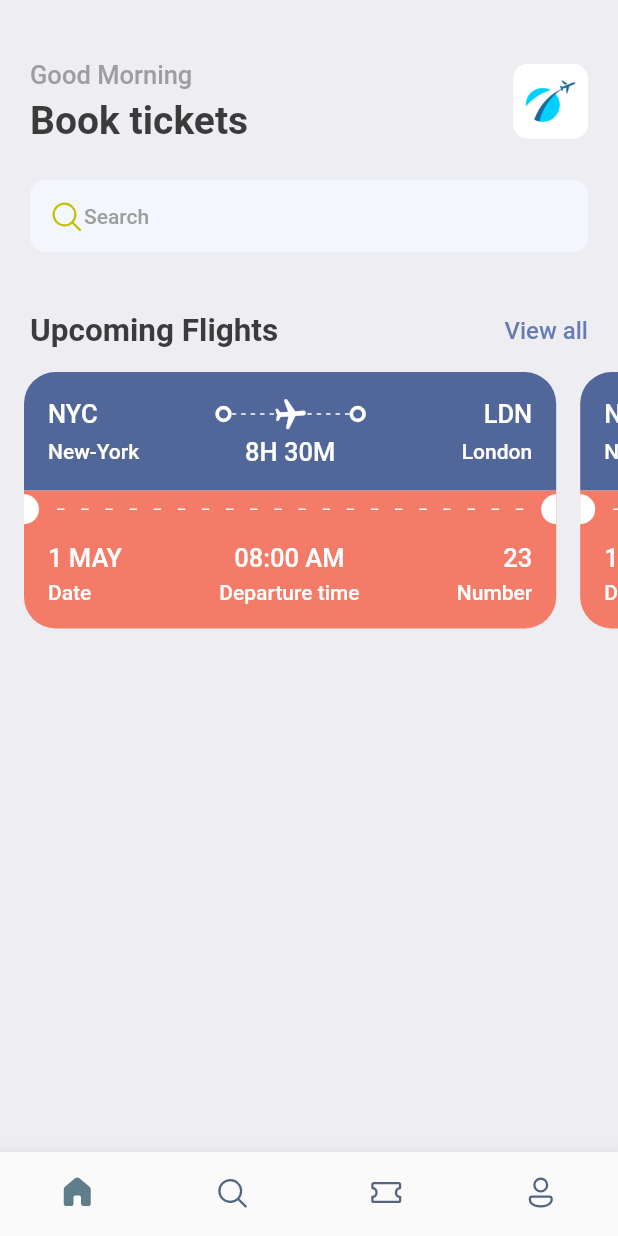
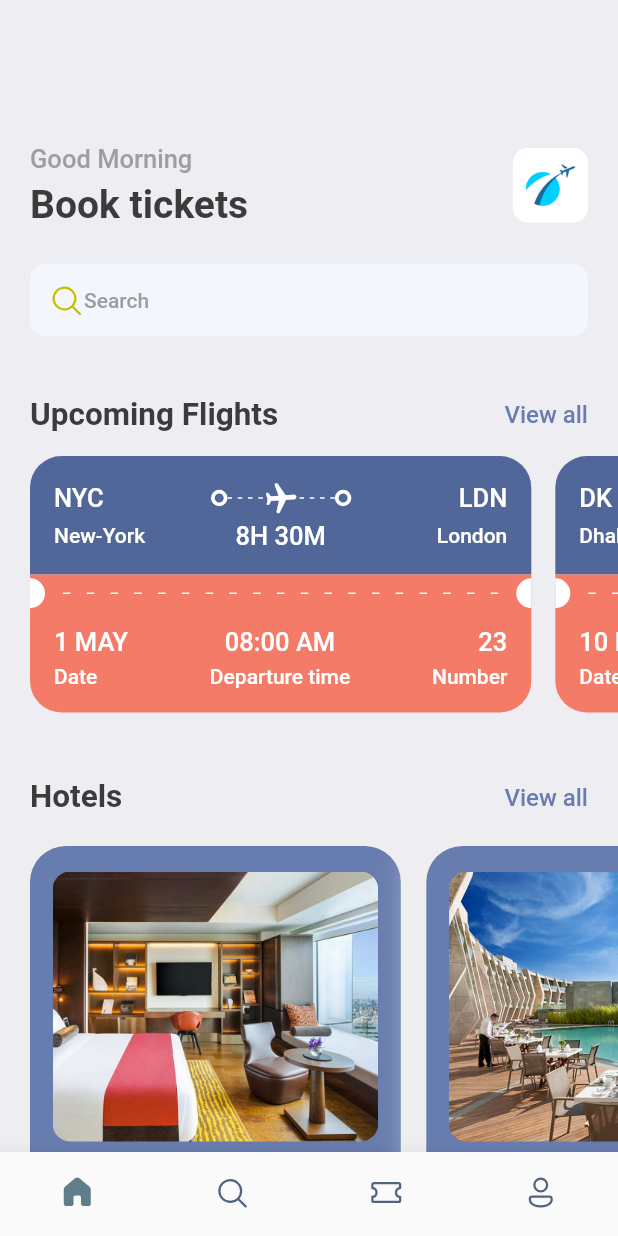
Before and after one commit to Angelo-Ponce/flutter_booktickets_app, a Flutter app: the screen it shows after launch, on a phone screen of 412 x 824 dp. Run offline on Flutter 3.47's test engine with Material 2 defaults, Android fonts, the phone set to English and light mode, and no system bars; our stand-ins replace fluentui_icons, gap, get.

```diff
--- a/lib/screens/home_screen.dart
+++ b/lib/screens/home_screen.dart
@@ -1,6 +1,8 @@
 import 'package:fluentui_icons/fluentui_icons.dart';
 import 'package:flutter/material.dart';
+import 'package:flutter_booktickets_app/screens/hotel_screen.dart';
 import 'package:flutter_booktickets_app/screens/ticket_view.dart';
+import 'package:flutter_booktickets_app/utils/app_info_list.dart';
 import 'package:flutter_booktickets_app/utils/app_styles.dart';
 import 'package:gap/gap.dart';
 
@@ -10,8 +12,13 @@ class HomeScreen extends StatelessWidget {
   @override
   Widget build(BuildContext context) {
     return Scaffold(
+      appBar: AppBar(
+        backgroundColor: Styles.bgColor,
+        elevation: 0,
+      ),
       backgroundColor: Styles.bgColor,
       body: ListView(
+        physics: const BouncingScrollPhysics(),
         children: [
           Container(
             padding: const EdgeInsets.symmetric(horizontal: 20),
@@ -73,12 +80,32 @@ class HomeScreen extends StatelessWidget {
           SingleChildScrollView(
             scrollDirection: Axis.horizontal,
             physics: const BouncingScrollPhysics(),
-            padding: const EdgeInsets.only(left: 16),
+            padding: const EdgeInsets.only(left: 20),
             child: Row(
-              children: const [
-                TicketView(),
-                TicketView()
+              children: ticketList.map((ticket) => TicketView(ticket: ticket)).toList()
+            ),
+          ),
+          const Gap(15),
+          Padding(
+            padding: const EdgeInsets.symmetric(horizontal: 20),
+            child: Row(
+              mainAxisAlignment: MainAxisAlignment.spaceBetween,
+              children: [
+                Text('Hotels', style: Styles.headLineStyle2),
+                InkWell(
+                  onTap: () {},
+                  child: Text('View all', style: Styles.textStyle.copyWith(color: Styles.primaryColor))
+                )
               ],
+            ),
+          ),
+          const Gap(15),
+          SingleChildScrollView(
+            scrollDirection: Axis.horizontal,
+            physics: const BouncingScrollPhysics(),
+            padding: const EdgeInsets.only(left: 20),
+            child: Row(
+              children: hotelList.map((hotel) => HotelScreen(hotel: hotel)).toList(),
             ),
           )
         ],
--- /dev/null
+++ b/lib/screens/hotel_screen.dart
@@ -0,0 +1,55 @@
+import 'package:flutter/material.dart';
+import 'package:flutter_booktickets_app/utils/app_layout.dart';
+import 'package:flutter_booktickets_app/utils/app_styles.dart';
+import 'package:gap/gap.dart';
+
+class HotelScreen extends StatelessWidget {
+
+  final Map<String, dynamic> hotel;
+
+  const HotelScreen({super.key, required this.hotel});
+
+  @override
+  Widget build(BuildContext context) {
+    final size = AppLayout.getSize(context);
+    return Container(
+      width: size.width * 0.6,
+      height: AppLayout.getHeight(350),
+      padding: const EdgeInsets.symmetric(horizontal: 15, vertical: 17),
+      margin: const EdgeInsets.only(right: 17, top: 5),
+      decoration: BoxDecoration(
+        color: Styles.primaryColor,
+        borderRadius: BorderRadius.circular(24),
+        boxShadow: [
+          BoxShadow(
+            color: Colors.grey.shade200,
+            blurRadius: 20,
+            spreadRadius: 5
+          )
+        ]
+      ),
+      child: Column(
+        crossAxisAlignment: CrossAxisAlignment.start,
+        children: [
+          Container(
+            height: AppLayout.getHeight(180),
+            decoration: BoxDecoration(
+              borderRadius: BorderRadius.circular(12),
+              color: Styles.primaryColor,
+              image: DecorationImage(
+                fit: BoxFit.cover,
+                image: AssetImage('assets/images/${hotel['image']}')
+              )
+            ),
+          ),
+          const Gap(10),
+          Text(hotel['place'], style: Styles.headLineStyle2.copyWith(color: Styles.kakiColor)),
+          const Gap(5),
+          Text(hotel['destination'], style: Styles.headLineStyle3.copyWith(color: Colors.white)),
+          const Gap(8),
+          Text('\$${hotel['price']}/night', style: Styles.headLineStyle1.copyWith(color: Styles.kakiColor))
+        ],
+      ),
+    );
+  }
+}
--- a/lib/screens/ticket_view.dart
+++ b/lib/screens/ticket_view.dart
@@ -5,31 +5,34 @@ import 'package:flutter_booktickets_app/widgets/thick_container.dart';
 import 'package:gap/gap.dart';
 
 class TicketView extends StatelessWidget {
-  const TicketView({super.key});
+
+  final Map<String,dynamic> ticket;
+
+  const TicketView({super.key, required this.ticket});
 
   @override
   Widget build(BuildContext context) {
     final size = AppLayout.getSize(context);
     return SizedBox(
-      width: size.width * 0.9,
-      // height: 200,
+      width: size.width * 0.85,
+      height: AppLayout.getHeight(200),
       child: Container(
-        margin: const EdgeInsets.only(right: 16),
+        margin: EdgeInsets.only(right: AppLayout.getHeight(16)),
         child: Column(
           mainAxisSize: MainAxisSize.min,
-          children: const [
+          children: [
             /**
              * showing the blue part of the card/ticket
              */
-            TopContainer(),
+            TopContainer(ticket: ticket),
             /**
              * showing the orange part of the card/ticket
              */
-            RowContainer(),
+            const RowContainer(),
             /**
              * bottom part of the orange card/ticket
              */
-            BottomContainer()
+            BottomContainer(ticket: ticket)
           ],
         ),
       ),
@@ -38,32 +41,35 @@ class TicketView extends StatelessWidget {
 }
 
 class TopContainer extends StatelessWidget {
+
+  final Map<String,dynamic> ticket;
+
   const TopContainer({
-    super.key,
+    super.key, required this.ticket,
   });
 
   @override
   Widget build(BuildContext context) {
     return Container(
-      decoration: const BoxDecoration(
-        color: Color(0xFF526799),
+      decoration: BoxDecoration(
+        color: const Color(0xFF526799),
         borderRadius: BorderRadius.only(
-          topRight: Radius.circular(21),
-          topLeft: Radius.circular(21)
+          topRight: Radius.circular(AppLayout.getHeight(21)),
+          topLeft: Radius.circular(AppLayout.getHeight(21))
         )
       ),
-      padding: const EdgeInsets.all(16),
+      padding: EdgeInsets.all(AppLayout.getHeight(16)),
       child: Column(
         children: [
           Row(
             children: [
-              Text('NYC', style: Styles.headLineStyle3.copyWith(color: Colors.white)),
+              Text(ticket['from']['code'], style: Styles.headLineStyle3.copyWith(color: Colors.white)),
               const Spacer(),
               const ThickContainer(),
               Expanded(child: Stack(
                 children: [
                   SizedBox(
-                    height: 24,
+                    height: AppLayout.getHeight(24),
                     child: LayoutBuilder(
                       builder: (BuildContext context, BoxConstraints constraints) {
                         return Flex(
@@ -92,7 +98,7 @@ class TopContainer extends StatelessWidget {
               )),
               const ThickContainer(),
               const Spacer(),
-              Text('LDN', style: Styles.headLineStyle3.copyWith(color: Colors.white))
+              Text(ticket['to']['code'], style: Styles.headLineStyle3.copyWith(color: Colors.white))
             ],
           ),
           const Gap(3),
@@ -100,13 +106,13 @@ class TopContainer extends StatelessWidget {
             mainAxisAlignment: MainAxisAlignment.spaceBetween,
             children: [
               SizedBox(
-                width: 100,
-                child: Text('New-York', style: Styles.headLineStyle4.copyWith(color: Colors.white)),
+                width: AppLayout.getWidth(100),
+                child: Text(ticket['from']['name'], style: Styles.headLineStyle4.copyWith(color: Colors.white)),
               ),
-              Text('8H 30M', style: Styles.headLineStyle3.copyWith(color: Colors.white)),
+              Text(ticket['flying_time'], style: Styles.headLineStyle3.copyWith(color: Colors.white)),
               SizedBox(
-                width: 100,
-                child: Text('London', textAlign: TextAlign.end, style: Styles.headLineStyle4.copyWith(color: Colors.white)),
+                width: AppLayout.getWidth(100),
+                child: Text(ticket['to']['name'], textAlign: TextAlign.end, style: Styles.headLineStyle4.copyWith(color: Colors.white)),
               ),
             ],
           )
@@ -125,10 +131,10 @@ class RowContainer extends StatelessWidget {
       color: Styles.orangeColor,
       child: Row(
         children: [
-          const SizedBox(
-            height: 20,
-            width: 10,
-            child: DecoratedBox(
+          SizedBox(
+            height: AppLayout.getHeight(20),
+            width: AppLayout.getWidth(10),
+            child: const DecoratedBox(
               decoration: BoxDecoration(
                 color: Colors.white,
                 borderRadius: BorderRadius.only(
@@ -183,7 +189,10 @@ class RowContainer extends StatelessWidget {
 }
 
 class BottomContainer extends StatelessWidget {
-  const BottomContainer({super.key});
+
+  final Map<String,dynamic> ticket;
+
+  const BottomContainer({super.key, required this.ticket});
 
   @override
   Widget build(BuildContext context) {
@@ -202,7 +211,7 @@ class BottomContainer extends StatelessWidget {
           Column(
             crossAxisAlignment: CrossAxisAlignment.start,
             children: [
-              Text('1 MAY',style: Styles.headLineStyle3.copyWith(color: Colors.white)),
+              Text(ticket['date'],style: Styles.headLineStyle3.copyWith(color: Colors.white)),
               const Gap(5),
               Text('Date', style: Styles.headLineStyle4.copyWith(color: Colors.white))
             ],
@@ -210,7 +219,7 @@ class BottomContainer extends StatelessWidget {
           Column(
             crossAxisAlignment: CrossAxisAlignment.center,
             children: [
-              Text('08:00 AM',style: Styles.headLineStyle3.copyWith(color: Colors.white)),
+              Text(ticket['departure_time'],style: Styles.headLineStyle3.copyWith(color: Colors.white)),
               const Gap(5),
               Text('Departure time', style: Styles.headLineStyle4.copyWith(color: Colors.white))
             ],
@@ -218,7 +227,7 @@ class BottomContainer extends StatelessWidget {
           Column(
             crossAxisAlignment: CrossAxisAlignment.end,
             children: [
-              Text('23',style: Styles.headLineStyle3.copyWith(color: Colors.white)),
+              Text('${ticket['number']}',style: Styles.headLineStyle3.copyWith(color: Colors.white)),
               const Gap(5),
               Text('Number', style: Styles.headLineStyle4.copyWith(color: Colors.white))
             ],
--- /dev/null
+++ b/lib/utils/app_info_list.dart
@@ -0,0 +1,51 @@
+List<Map<String, dynamic>> hotelList = [
+  {
+    'image': 'one.png',
+    'place': 'Open space',
+    'destination': 'London',
+    'price': 25
+  },
+  {
+    'image': 'two.png',
+    'place': 'Global Will',
+    'destination': 'London',
+    'price': 40
+  },
+  {
+    'image': 'three.png',
+    'place': 'Tallest Building',
+    'destination': 'Dubai',
+    'price': 68
+  }
+];
+
+List<Map<String,dynamic>> ticketList = [
+  {
+    'from': {
+      'code': 'NYC',
+      'name': 'New-York'
+    },
+    'to': {
+      'code': 'LDN',
+      'name': 'London'
+    },
+    'flying_time': '8H 30M',
+    'date': '1 MAY',
+    'departure_time': '08:00 AM',
+    'number': 23
+  },
+  {
+    'from': {
+      'code': 'DK',
+      'name': 'Dhaka'
+    },
+    'to': {
+      'code': 'SH',
+      'name': 'Shanghai'
+    },
+    'flying_time': '4H 20M',
+    'date': '10 MAY',
+    'departure_time': '09:00 AM',
+    'number': 45
+  }
+];
--- a/lib/utils/app_layout.dart
+++ b/lib/utils/app_layout.dart
@@ -1,7 +1,27 @@
 import 'package:flutter/material.dart';
+import 'package:get/get.dart';
 
 class AppLayout {
   static Size getSize(BuildContext context){
     return MediaQuery.of(context).size;
   }
+
+  static getScreenHeight(){
+    return Get.height;
+  }
+
+  static getScreenWidth(){
+    return Get.width;
+  }
+
+  static getHeight(double pixels){
+    double x = getScreenHeight()/pixels; //800/200 =>4.22
+    return getScreenHeight()/x; //800/4.22 => 189.57
+  }
+
+  static getWidth(double pixels){
+    double x = getScreenWidth()/pixels;
+    return getScreenWidth()/x;
+  }
+
 }
--- a/lib/utils/app_styles.dart
+++ b/lib/utils/app_styles.dart
@@ -7,6 +7,7 @@ class Styles{
   static Color textColor    = const Color(0xFF3b3b3b);
   static Color bgColor      = const Color(0xFFeeedf2);
   static Color orangeColor  = const Color(0xFFF37B67);
+  static Color kakiColor    = const Color(0xFFd2bdb6);
   static TextStyle textStyle      = TextStyle(fontSize: 16, color: textColor, fontWeight: FontWeight.w500);
   static TextStyle headLineStyle1 = TextStyle(fontSize: 26, color: textColor, fontWeight: FontWeight.bold);
   static TextStyle headLineStyle2 = TextStyle(fontSize: 21, color: textColor, fontWeight: FontWeight.bold);
--- a/pubspec.yaml
+++ b/pubspec.yaml
@@ -33,6 +33,7 @@ dependencies:
   flutter:
     sdk: flutter
   gap: ^3.0.0
+  get: ^4.6.5
 
 dev_dependencies:
   flutter_lints: ^2.0.0
```
Also changed, not shown: pubspec.lock.
